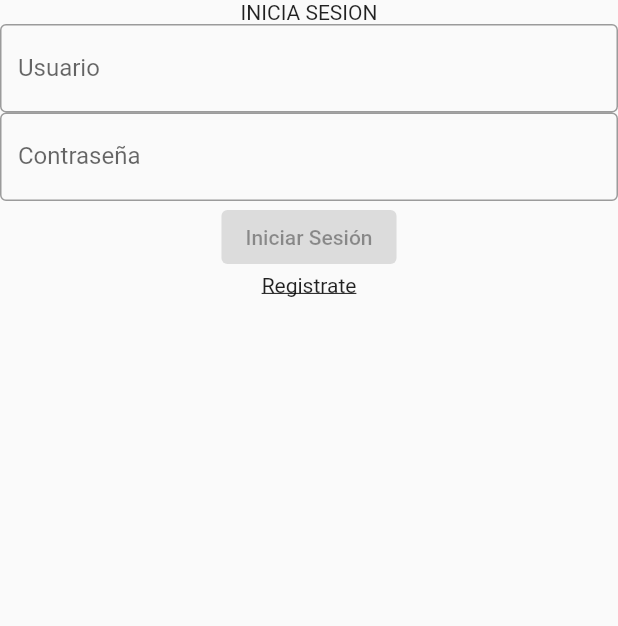
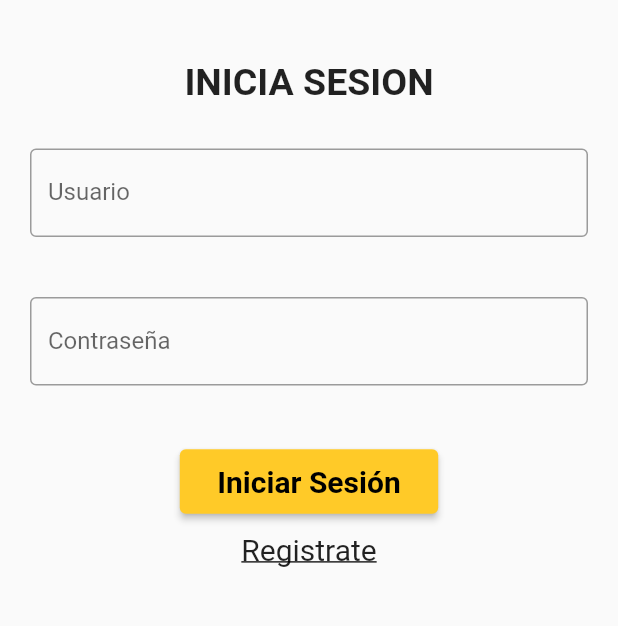
Before and after one commit to ReynaldoCerpa/sorteosApp, a Flutter app: the screen it shows after launch, on a phone screen of 412 x 824 dp, the part 270-896 px from its top. Run offline on Flutter 3.47's test engine with Material 2 defaults, Android fonts, the phone set to English and light mode, and no system bars.

Commit message:
temporary styling

```diff
--- a/lib/main.dart
+++ b/lib/main.dart
@@ -1,57 +1,3 @@
-import 'dart:async';
 import "package:flutter/material.dart";
-
-void main() => runApp(App());
-
-class App extends StatefulWidget {
-  @override
-  State<StatefulWidget> createState() {
-    // TODO: implement createState
-    return _App();
-  }
-}
-
-class _App extends State<App> {
-  @override
-  Widget build(BuildContext context) {
-    return MaterialApp(
-      home: Scaffold(
-        body: Column(children: <Widget>[
-          Container(
-            width: double.infinity,
-            height: 180.0,
-            decoration: const BoxDecoration(color: Colors.amber),
-            child: Image.asset("assets/main-logo.png"),
-          ),
-          Column(
-            children: <Widget>[
-              Text("INICIA SESION"),
-              TextField(
-                decoration: InputDecoration(
-                    border: OutlineInputBorder(),
-                    labelText: "Usuario"),
-              ),
-              TextField(
-                obscureText: true,
-                decoration: InputDecoration(
-                    border: OutlineInputBorder(),
-                    labelText: "Contraseña"),
-              ),
-              ElevatedButton(
-                  onPressed: null,
-                  style: ElevatedButton.styleFrom(
-                    primary: Colors.amber,
-                  ),
-                  child: Text("Iniciar Sesión")),
-              GestureDetector(
-                child: Text("Registrate",
-                style: TextStyle(decoration: TextDecoration.underline)),
-                onTap: (){},
-              )
-            ],
-          ),
-        ]),
-      ),
-    );
-  }
-}
+import 'views/login.view.dart';
+void main() => runApp(Login());
--- /dev/null
+++ b/lib/views/login.view.dart
@@ -0,0 +1,84 @@
+import 'package:flutter/material.dart';
+
+class Login extends StatefulWidget {
+  const Login({Key? key}) : super(key: key);
+
+  @override
+  State<StatefulWidget> createState() {
+    // TODO: implement createState
+    return _Login();
+  }
+}
+
+class _Login extends State<Login> {
+  @override
+  Widget build(BuildContext context) {
+    return MaterialApp(
+      home: Scaffold(
+        body: Column(children: <Widget>[
+          Container(
+            padding: EdgeInsets.all(10.0),
+            width: double.infinity,
+            height: 180.0,
+            decoration: const BoxDecoration(color: Colors.amber),
+            child: Image.asset("assets/main-logo.png"),
+          ),
+          Column(
+            children: <Widget>[
+              Padding(
+                padding: EdgeInsets.only(top: 40.0, bottom: 10.0),
+                child: Text("INICIA SESION",
+                  style: TextStyle(
+                    fontWeight: FontWeight.bold,
+                    fontSize: 25
+                  ),),
+                ),
+              Padding(
+                padding: EdgeInsets.all(20.0),
+                child: TextField(
+                decoration: InputDecoration(
+                    border: OutlineInputBorder(),
+                    labelText: "Usuario"),
+                )
+              ),
+              Padding(
+                padding: EdgeInsets.all(20.0),
+                child: TextField(
+                obscureText: true,
+                decoration: InputDecoration(
+                    border: OutlineInputBorder(),
+                    labelText: "Contraseña"),
+                ),
+              ),
+              Padding(
+                padding: EdgeInsets.only(top: 20, bottom: 10.0),
+                child: ElevatedButton(
+                       onPressed: (){},
+                       style: ElevatedButton.styleFrom(
+                         primary: Colors.amber[400],
+                         padding: EdgeInsets.symmetric(horizontal: 25, vertical: 10),
+                         textStyle: TextStyle(
+                          fontSize: 20,
+                          fontWeight: FontWeight.bold
+                          ),
+                       ),
+                       child: Text("Iniciar Sesión",
+                        style: TextStyle(
+                          color: Colors.black
+                        ),),
+                      )
+                ),
+              GestureDetector(
+                child: Text("Registrate",
+                style: TextStyle(
+                  fontSize: 20,
+                  decoration: TextDecoration.underline),),
+                onTap: (){},
+              )
+            ],
+          ),
+        ]),
+      ),
+    );
+  }
+}
--- /dev/null
+++ b/lib/widget/title.widget.dart
@@ -0,0 +1,12 @@
+import 'package:flutter/material.dart';
+
+class Title extends StatelessWidget{
+
+  final text = "";
+
+  Widget build(BuildContext context){
+    return Container(
+      child: Text(text)
+    );
+  }
+}
```
